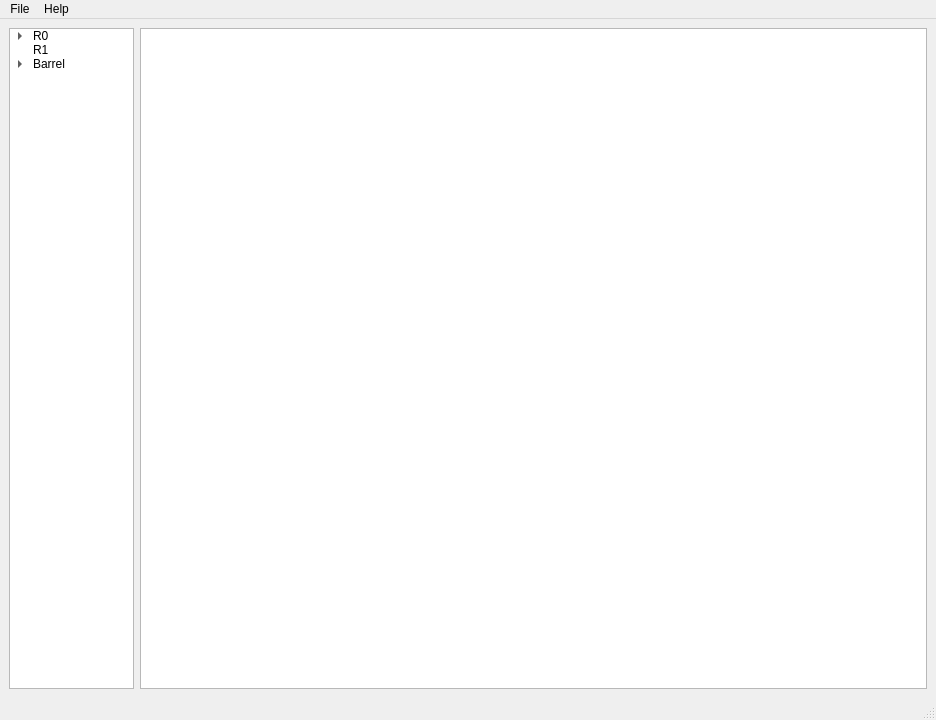
adamazoulay/ITkTrackingGUI, file bin/lib/IssueTrackingGUI.ui: the form before one commit.
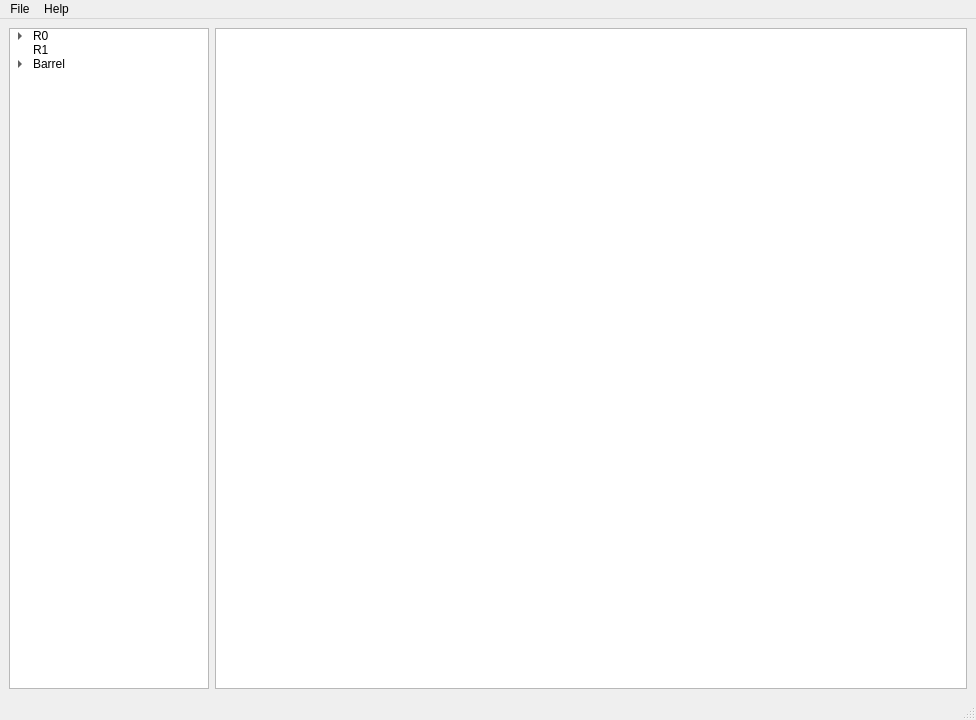
The form after the commit. Icons and pictures are not drawn.

The edit to the form file:
```diff
--- a/bin/lib/IssueTrackingGUI.ui
+++ b/bin/lib/IssueTrackingGUI.ui
@@ -6,7 +6,7 @@
    <rect>
     <x>0</x>
     <y>0</y>
-    <width>936</width>
+    <width>976</width>
     <height>720</height>
    </rect>
   </property>
@@ -23,7 +23,7 @@
      <widget class="QTreeWidget" name="selectionTree">
       <property name="maximumSize">
        <size>
-        <width>125</width>
+        <width>200</width>
         <height>16777215</height>
        </size>
       </property>
@@ -228,8 +228,8 @@
     <rect>
      <x>0</x>
      <y>0</y>
-     <width>936</width>
-     <height>21</height>
+     <width>976</width>
+     <height>26</height>
     </rect>
    </property>
    <widget class="QMenu" name="menuFile">
```
